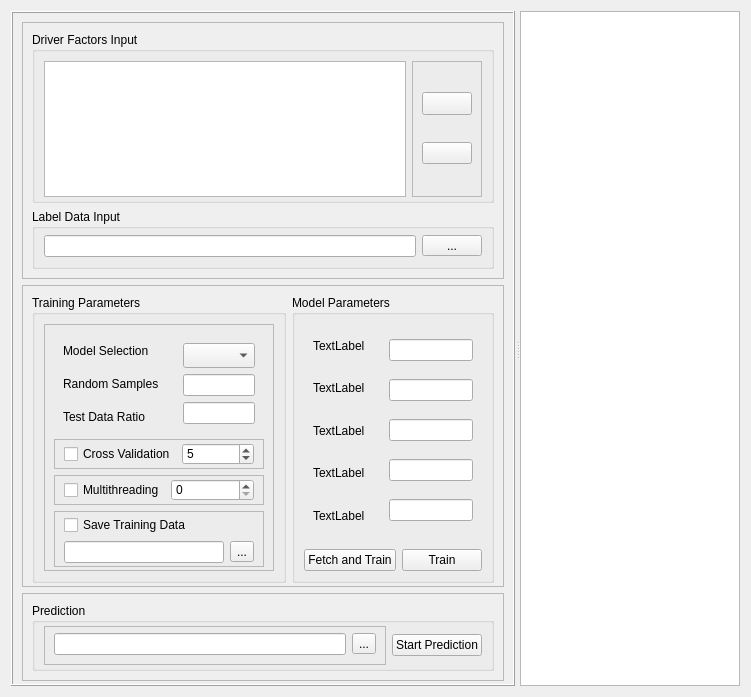
First picture: the form in resources/ui/UDSA.ui, repository LandInsightLab/MUSE, before the edit.
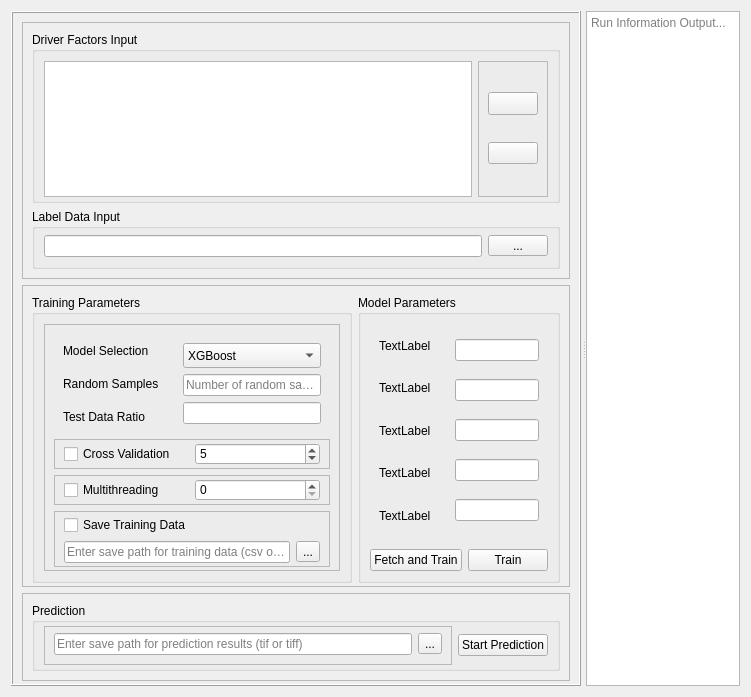
Second picture: the form after the edit. Icons and pictures are not drawn. Custom widgets are drawn as their Qt base class.

Patch:
```diff
--- a/resources/ui/UDSA.ui
+++ b/resources/ui/UDSA.ui
@@ -266,21 +266,59 @@
                       <widget class="QComboBox" name="comboBox_03">
                        <property name="minimumSize">
                         <size>
-                         <width>0</width>
+                         <width>138</width>
                          <height>25</height>
                         </size>
                        </property>
                        <property name="currentText">
+                        <string>XGBoost</string>
+                       </property>
+                       <item>
+                        <property name="text">
+                         <string>XGBoost</string>
+                        </property>
+                       </item>
+                       <item>
+                        <property name="text">
+                         <string>Random Forest</string>
+                        </property>
+                       </item>
+                       <item>
+                        <property name="text">
+                         <string>SVM</string>
+                        </property>
+                       </item>
+                       <item>
+                        <property name="text">
+                         <string>MLP</string>
+                        </property>
+                       </item>
+                       <item>
+                        <property name="text">
+                         <string>Naive Bayes</string>
+                        </property>
+                       </item>
+                       <item>
+                        <property name="text">
+                         <string>Logistic Regression</string>
+                        </property>
+                       </item>
+                      </widget>
+                     </item>
+                     <item>
+                      <widget class="QLineEdit" name="lineEdit_03_random_samples">
+                       <property name="placeholderText">
+                        <string>Number of random samples</string>
+                       </property>
+                      </widget>
+                     </item>
+                     <item>
+                      <widget class="QLineEdit" name="lineEdit_03_sample_ratio">
+                       <property name="text">
                         <string/>
                        </property>
                       </widget>
                      </item>
-                     <item>
-                      <widget class="QLineEdit" name="lineEdit_03_random_samples"/>
-                     </item>
-                     <item>
-                      <widget class="QLineEdit" name="lineEdit_03_sample_ratio"/>
-                     </item>
                     </layout>
                    </widget>
                   </item>
@@ -380,7 +418,11 @@
                    <item>
                     <layout class="QHBoxLayout" name="horizontalLayout_5">
                      <item>
-                      <widget class="QLineEdit" name="lineEdit_03_save"/>
+                      <widget class="QLineEdit" name="lineEdit_03_save">
+                       <property name="placeholderText">
+                        <string>Enter save path for training data (csv or txt)</string>
+                       </property>
+                      </widget>
                      </item>
                      <item>
                       <widget class="QToolButton" name="toolButton_03_save">
@@ -557,7 +599,14 @@
                  <number>9</number>
                 </property>
                 <item>
-                 <widget class="QLineEdit" name="lineEdit_05_save_path"/>
+                 <widget class="QLineEdit" name="lineEdit_05_save_path">
+                  <property name="text">
+                   <string/>
+                  </property>
+                  <property name="placeholderText">
+                   <string>Enter save path for prediction results (tif or tiff)</string>
+                  </property>
+                 </widget>
                 </item>
                 <item>
                  <widget class="QToolButton" name="button_05_save">
@@ -591,6 +640,12 @@
       </layout>
      </widget>
      <widget class="MyTextBrowser" name="textBrowser_06_output">
+      <property name="minimumSize">
+       <size>
+        <width>138</width>
+        <height>0</height>
+       </size>
+      </property>
       <property name="maximumSize">
        <size>
         <width>16777215</width>
@@ -607,6 +662,9 @@
 &lt;/style&gt;&lt;/head&gt;&lt;body style=&quot; font-family:'Microsoft YaHei UI'; font-size:9pt; font-weight:400; font-style:normal;&quot;&gt;
 &lt;p style=&quot;-qt-paragraph-type:empty; margin-top:0px; margin-bottom:0px; margin-left:0px; margin-right:0px; -qt-block-indent:0; text-indent:0px;&quot;&gt;&lt;br /&gt;&lt;/p&gt;&lt;/body&gt;&lt;/html&gt;</string>
       </property>
+      <property name="placeholderText">
+       <string>Run Information Output...</string>
+      </property>
      </widget>
     </widget>
    </item>
```
Left out of the diff: 2 changed lines with no effect on the pictures.
